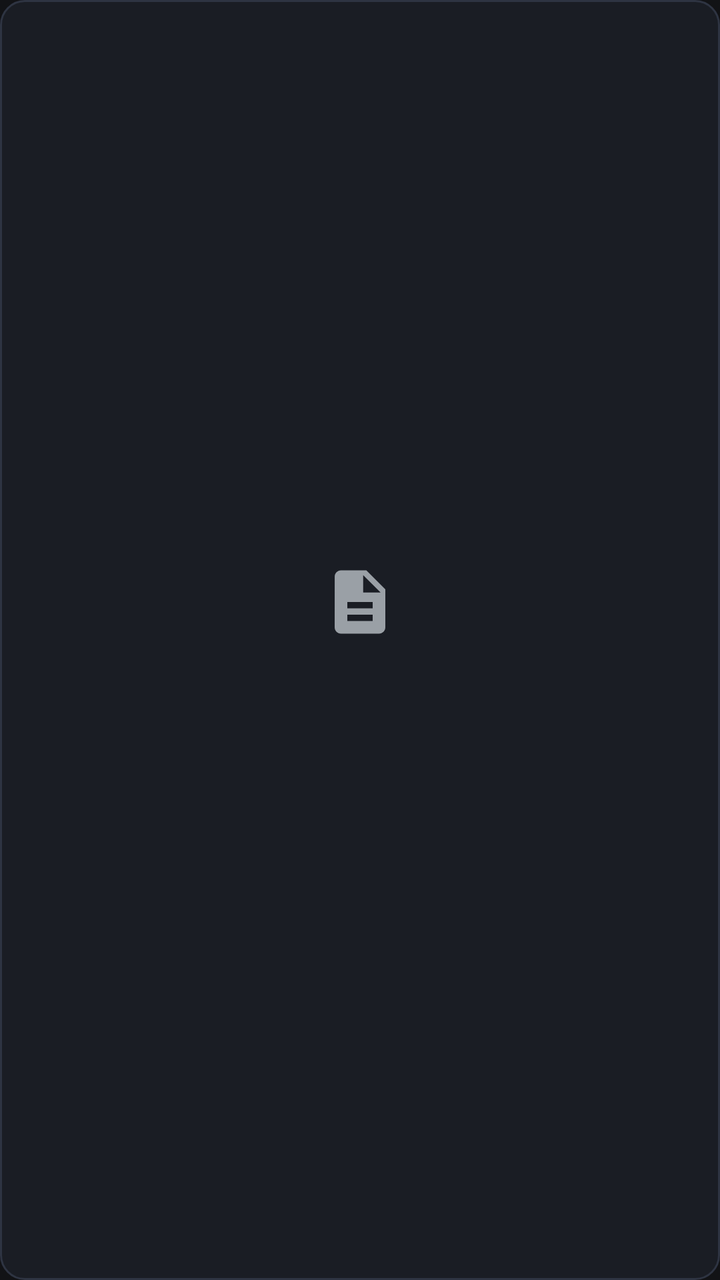
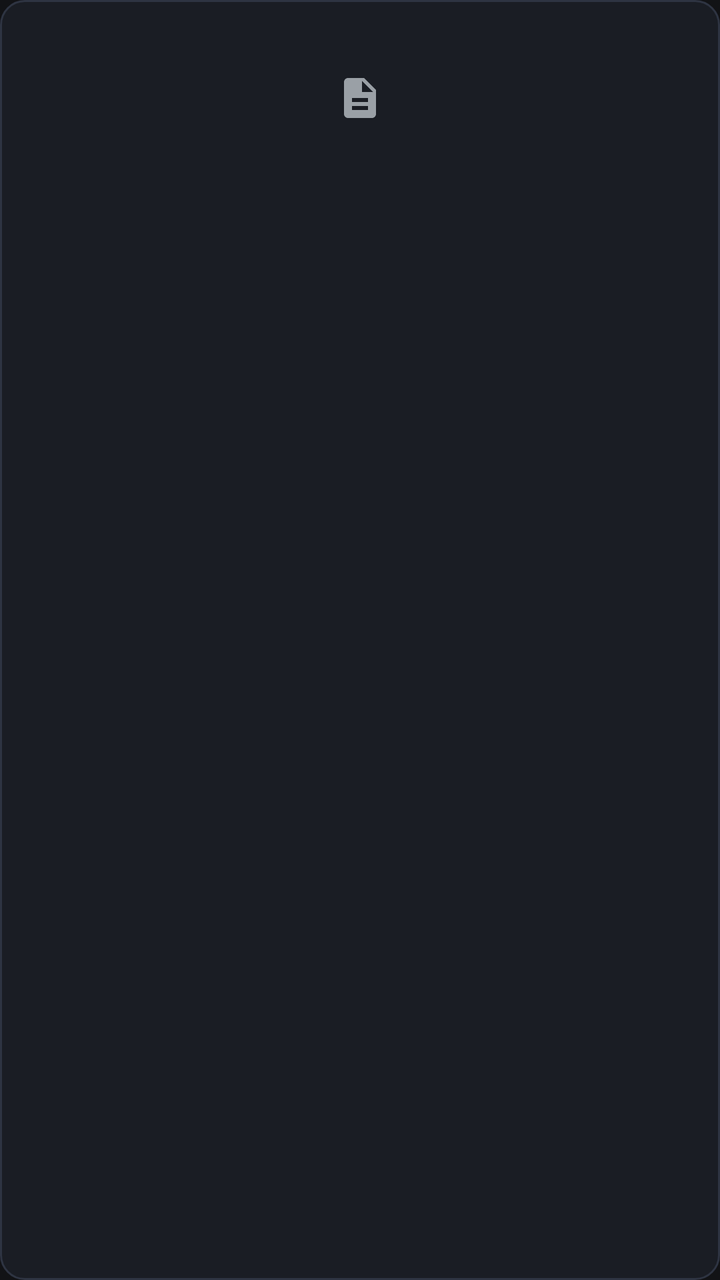

An Android layout rendered at two revisions. The XML below is the earlier revision; the diff shows what the commit changed to produce the second picture.
<!-- AndroidManifest.xml: application theme Theme.ArtrawFiles -->
<!-- res/layout/item_file_grid.xml -->
<?xml version="1.0" encoding="utf-8"?>
<LinearLayout xmlns:android="http://schemas.android.com/apk/res/android"
    android:id="@+id/layoutGridRoot"
    android:layout_width="match_parent"
    android:layout_height="105dp"
    android:orientation="vertical"
    android:gravity="center"
    android:background="@drawable/bg_card"
    android:padding="8dp">

    <ImageView
        android:id="@+id/imgGridIcon"
        android:layout_width="38dp"
        android:layout_height="38dp"
        android:src="@drawable/ic_file" />

    <TextView
        android:id="@+id/tvGridFileName"
        android:layout_width="match_parent"
        android:layout_height="wrap_content"
        android:layout_marginTop="6dp"
        android:gravity="center"
        android:singleLine="true"
        android:ellipsize="middle"
        android:textColor="@color/text_primary_dark"
        android:textSize="12sp" />

    <TextView
        android:id="@+id/tvGridFileMeta"
        android:layout_width="match_parent"
        android:layout_height="wrap_content"
        android:layout_marginTop="2dp"
        android:gravity="center"
        android:singleLine="true"
        android:textColor="@color/text_secondary_dark"
        android:textSize="10sp" />
</LinearLayout>
<!-- resources referenced by this layout -->
<resources>
  <color name="text_primary_dark">#F0F2F5</color>
  <color name="text_secondary_dark">#9AA0A6</color>
  <!-- drawable bg_card (drawable) -->
  <?xml version="1.0" encoding="utf-8"?>
  <shape xmlns:android="http://schemas.android.com/apk/res/android"
      android:shape="rectangle">
      <solid android:color="@color/surface_dark" />
      <corners android:radius="12dp" />
      <stroke
          android:width="1dp"
          android:color="@color/border_dark" />
  </shape>
  <!-- drawable ic_file (drawable) -->
  <vector xmlns:android="http://schemas.android.com/apk/res/android"
      android:width="24dp"
      android:height="24dp"
      android:viewportWidth="24"
      android:viewportHeight="24">
      <path
          android:fillColor="#9AA0A6"
          android:pathData="M14,2H6c-1.1,0 -1.99,0.9 -1.99,2L4,20c0,1.1 0.89,2 1.99,2H18c1.1,0 2,-0.9 2,-2V8l-6,-6zm2,16H8v-2h8v2zm0,-4H8v-2h8v2zm-3,-5V3.5L18.5,9H13z"/>
  </vector>
  <style name="Theme.ArtrawFiles" parent="@android:style/Theme.Material.NoActionBar">
          <item name="android:colorPrimary">@color/artraw_crimson</item>
          <item name="android:colorPrimaryDark">@color/artraw_crimson_dark</item>
          <item name="android:colorAccent">@color/artraw_crimson_accent</item>
          <item name="android:windowBackground">@color/bg_dark</item>
          <item name="android:colorBackground">@color/bg_dark</item>
          <item name="android:windowDrawsSystemBarBackgrounds">true</item>
          <item name="android:statusBarColor">@android:color/transparent</item>
          <item name="android:navigationBarColor">@android:color/transparent</item>
      </style>
  <color name="surface_dark">#1A1D24</color>
  <color name="border_dark">#2E3442</color>
  <color name="artraw_crimson">#E53935</color>
  <color name="artraw_crimson_dark">#B71C1C</color>
  <color name="artraw_crimson_accent">#FF5252</color>
  <color name="bg_dark">#121316</color>
</resources>

<!-- the commit's change to res/layout/item_file_grid.xml (unified diff, before → after) -->
@@ -1,37 +1,55 @@
 <?xml version="1.0" encoding="utf-8"?>
-<LinearLayout xmlns:android="http://schemas.android.com/apk/res/android"
+<RelativeLayout xmlns:android="http://schemas.android.com/apk/res/android"
     android:id="@+id/layoutGridRoot"
     android:layout_width="match_parent"
-    android:layout_height="105dp"
-    android:orientation="vertical"
-    android:gravity="center"
+    android:layout_height="134dp"
     android:background="@drawable/bg_card"
-    android:padding="8dp">
+    android:padding="6dp">
 
-    <ImageView
-        android:id="@+id/imgGridIcon"
-        android:layout_width="38dp"
-        android:layout_height="38dp"
-        android:src="@drawable/ic_file" />
+    <FrameLayout
+        android:id="@+id/frameGridThumbnail"
+        android:layout_width="match_parent"
+        android:layout_height="86dp"
+        android:layout_alignParentTop="true">
+
+        <ImageView
+            android:id="@+id/imgGridIcon"
+            android:layout_width="match_parent"
+            android:layout_height="match_parent"
+            android:scaleType="centerInside"
+            android:src="@drawable/ic_file" />
+
+        <ImageView
+            android:id="@+id/imgGridSelectBadge"
+            android:layout_width="24dp"
+            android:layout_height="24dp"
+            android:layout_gravity="top|end"
+            android:layout_margin="4dp"
+            android:src="@drawable/ic_check_circle"
+            android:visibility="gone" />
+    </FrameLayout>
 
     <TextView
         android:id="@+id/tvGridFileName"
         android:layout_width="match_parent"
         android:layout_height="wrap_content"
-        android:layout_marginTop="6dp"
+        android:layout_below="@id/frameGridThumbnail"
+        android:layout_marginTop="4dp"
         android:gravity="center"
         android:singleLine="true"
         android:ellipsize="middle"
         android:textColor="@color/text_primary_dark"
-        android:textSize="12sp" />
+        android:textSize="12sp"
+        android:textStyle="normal" />
 
     <TextView
         android:id="@+id/tvGridFileMeta"
         android:layout_width="match_parent"
         android:layout_height="wrap_content"
-        android:layout_marginTop="2dp"
+        android:layout_below="@id/tvGridFileName"
+        android:layout_marginTop="1dp"
         android:gravity="center"
         android:singleLine="true"
         android:textColor="@color/text_secondary_dark"
         android:textSize="10sp" />
-</LinearLayout>
+</RelativeLayout>
<!-- resource entries referenced after the edit -->
@@ -12,6 +12,16 @@
           android:width="1dp"
           android:color="@color/border_dark" />
   </shape>
+  <!-- drawable ic_check_circle (drawable) -->
+  <vector xmlns:android="http://schemas.android.com/apk/res/android"
+      android:width="24dp"
+      android:height="24dp"
+      android:viewportWidth="24"
+      android:viewportHeight="24">
+      <path
+          android:fillColor="@color/artraw_crimson"
+          android:pathData="M12,2C6.48,2 2,6.48 2,12s4.48,10 10,10 10,-4.48 10,-10S17.52,2 12,2zm-2,15l-5,-5 1.41,-1.41L10,14.17l7.59,-7.59L19,8l-9,9z"/>
+  </vector>
   <!-- drawable ic_file (drawable) -->
   <vector xmlns:android="http://schemas.android.com/apk/res/android"
       android:width="24dp"
